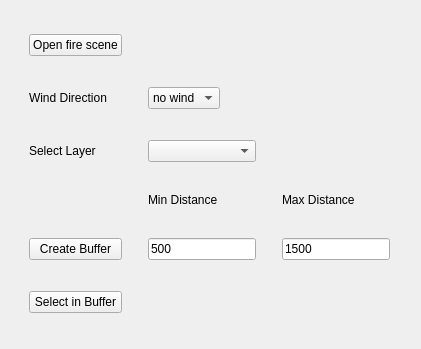
qq2012/GEO1005, file LocatorTool/LocatingTool/locating_tool_dockwidget_base.ui: the form before one commit.
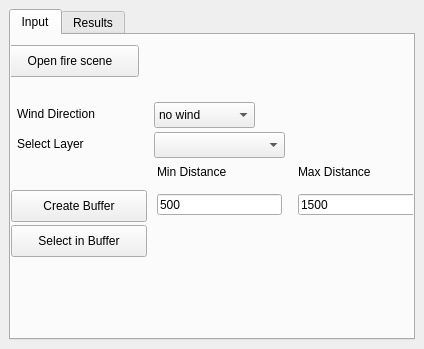
The form after the commit. The open tabs and pages were chosen to show the change.

Commit message:
added tab views
added tab views so that we have a result tab to show the info about the locations

```diff
--- a/LocatorTool/LocatingTool/locating_tool_dockwidget_base.ui
+++ b/LocatorTool/LocatingTool/locating_tool_dockwidget_base.ui
@@ -9,7 +9,7 @@
    <rect>
     <x>0</x>
     <y>0</y>
-    <width>421</width>
+    <width>424</width>
     <height>349</height>
    </rect>
   </property>
@@ -18,11 +18,24 @@
   </property>
   <widget class="QWidget" name="dockWidgetContents">
    <layout class="QGridLayout" name="gridLayout">
-    <item row="2" column="1">
-     <widget class="QComboBox" name="selectLayerCombo"/>
-    </item>
     <item row="0" column="0">
+     <widget class="QTabWidget" name="tabWidget">
+      <property name="currentIndex">
+       <number>1</number>
+      </property>
+      <widget class="QWidget" name="tab">
+       <attribute name="title">
+        <string>Input</string>
+       </attribute>
      <widget class="QPushButton" name="openFireButton">
+        <property name="geometry">
+         <rect>
+          <x>-10</x>
+          <y>10</y>
+          <width>138</width>
+          <height>32</height>
+         </rect>
+        </property>
       <property name="sizePolicy">
        <sizepolicy hsizetype="Fixed" vsizetype="Fixed">
         <horstretch>0</horstretch>
@@ -33,55 +46,28 @@
        <string>Open fire scene</string>
       </property>
      </widget>
-    </item>
-    <item row="5" column="1">
-     <widget class="QLabel" name="label">
-      <property name="sizePolicy">
-       <sizepolicy hsizetype="Preferred" vsizetype="Fixed">
-        <horstretch>0</horstretch>
-        <verstretch>0</verstretch>
-       </sizepolicy>
+       <widget class="QPushButton" name="selectInBufferButton">
+        <property name="geometry">
+         <rect>
+          <x>0</x>
+          <y>190</y>
+          <width>136</width>
+          <height>32</height>
+         </rect>
       </property>
       <property name="text">
-       <string>Min Distance</string>
-      </property>
-     </widget>
-    </item>
-    <item row="1" column="0">
-     <widget class="QLabel" name="label_3">
-      <property name="sizePolicy">
-       <sizepolicy hsizetype="Preferred" vsizetype="Fixed">
-        <horstretch>0</horstretch>
-        <verstretch>0</verstretch>
-       </sizepolicy>
-      </property>
-      <property name="text">
-       <string>Wind Direction</string>
-      </property>
-     </widget>
-    </item>
-    <item row="6" column="1">
-     <widget class="QLineEdit" name="minDistLineEdit">
-      <property name="sizePolicy">
-       <sizepolicy hsizetype="Fixed" vsizetype="Fixed">
-        <horstretch>0</horstretch>
-        <verstretch>0</verstretch>
-       </sizepolicy>
-      </property>
-      <property name="text">
-       <string>500</string>
-      </property>
-     </widget>
-    </item>
-    <item row="2" column="0">
-     <widget class="QLabel" name="selectLayerLabel">
-      <property name="text">
-       <string>Select Layer</string>
-      </property>
-     </widget>
-    </item>
-    <item row="5" column="2">
+         <string>Select in Buffer</string>
+        </property>
+       </widget>
      <widget class="QLabel" name="label_2">
+        <property name="geometry">
+         <rect>
+          <x>287</x>
+          <y>129</y>
+          <width>125</width>
+          <height>16</height>
+         </rect>
+        </property>
       <property name="sizePolicy">
        <sizepolicy hsizetype="Preferred" vsizetype="Fixed">
         <horstretch>0</horstretch>
@@ -92,16 +78,15 @@
        <string>Max Distance</string>
       </property>
      </widget>
-    </item>
-    <item row="6" column="0">
-     <widget class="QPushButton" name="minMaxBufferButton">
-      <property name="text">
-       <string>Create Buffer</string>
-      </property>
-     </widget>
-    </item>
-    <item row="6" column="2">
      <widget class="QLineEdit" name="maxDistLineEdit">
+        <property name="geometry">
+         <rect>
+          <x>287</x>
+          <y>159</y>
+          <width>125</width>
+          <height>21</height>
+         </rect>
+        </property>
       <property name="sizePolicy">
        <sizepolicy hsizetype="Fixed" vsizetype="Fixed">
         <horstretch>0</horstretch>
@@ -112,9 +97,34 @@
        <string>1500</string>
       </property>
      </widget>
-    </item>
-    <item row="1" column="1">
+       <widget class="QLabel" name="label">
+        <property name="geometry">
+         <rect>
+          <x>146</x>
+          <y>129</y>
+          <width>125</width>
+          <height>16</height>
+         </rect>
+        </property>
+        <property name="sizePolicy">
+         <sizepolicy hsizetype="Preferred" vsizetype="Fixed">
+          <horstretch>0</horstretch>
+          <verstretch>0</verstretch>
+         </sizepolicy>
+        </property>
+        <property name="text">
+         <string>Min Distance</string>
+        </property>
+       </widget>
      <widget class="QComboBox" name="chooseWindDirectionCombo">
+        <property name="geometry">
+         <rect>
+          <x>143</x>
+          <y>67</y>
+          <width>101</width>
+          <height>26</height>
+         </rect>
+        </property>
       <property name="sizePolicy">
        <sizepolicy hsizetype="Fixed" vsizetype="Fixed">
         <horstretch>0</horstretch>
@@ -167,12 +177,86 @@
        </property>
       </item>
      </widget>
-    </item>
-    <item row="7" column="0">
-     <widget class="QPushButton" name="selectInBufferButton">
+       <widget class="QLineEdit" name="minDistLineEdit">
+        <property name="geometry">
+         <rect>
+          <x>146</x>
+          <y>159</y>
+          <width>125</width>
+          <height>21</height>
+         </rect>
+        </property>
+        <property name="sizePolicy">
+         <sizepolicy hsizetype="Fixed" vsizetype="Fixed">
+          <horstretch>0</horstretch>
+          <verstretch>0</verstretch>
+         </sizepolicy>
+        </property>
       <property name="text">
-       <string>Select in Buffer</string>
-      </property>
+         <string>500</string>
+        </property>
+       </widget>
+       <widget class="QComboBox" name="selectLayerCombo">
+        <property name="geometry">
+         <rect>
+          <x>143</x>
+          <y>97</y>
+          <width>131</width>
+          <height>26</height>
+         </rect>
+        </property>
+       </widget>
+       <widget class="QPushButton" name="minMaxBufferButton">
+        <property name="geometry">
+         <rect>
+          <x>0</x>
+          <y>155</y>
+          <width>136</width>
+          <height>32</height>
+         </rect>
+        </property>
+        <property name="text">
+         <string>Create Buffer</string>
+        </property>
+       </widget>
+       <widget class="QLabel" name="selectLayerLabel">
+        <property name="geometry">
+         <rect>
+          <x>6</x>
+          <y>99</y>
+          <width>124</width>
+          <height>20</height>
+         </rect>
+        </property>
+        <property name="text">
+         <string>Select Layer</string>
+        </property>
+       </widget>
+       <widget class="QLabel" name="label_3">
+        <property name="geometry">
+         <rect>
+          <x>6</x>
+          <y>71</y>
+          <width>124</width>
+          <height>16</height>
+         </rect>
+        </property>
+        <property name="sizePolicy">
+         <sizepolicy hsizetype="Preferred" vsizetype="Fixed">
+          <horstretch>0</horstretch>
+          <verstretch>0</verstretch>
+         </sizepolicy>
+        </property>
+        <property name="text">
+         <string>Wind Direction</string>
+        </property>
+       </widget>
+      </widget>
+      <widget class="QWidget" name="tab_2">
+       <attribute name="title">
+        <string>Results</string>
+       </attribute>
+      </widget>
      </widget>
     </item>
    </layout>
```
Lines whose indentation alone changed are shown as unchanged.
